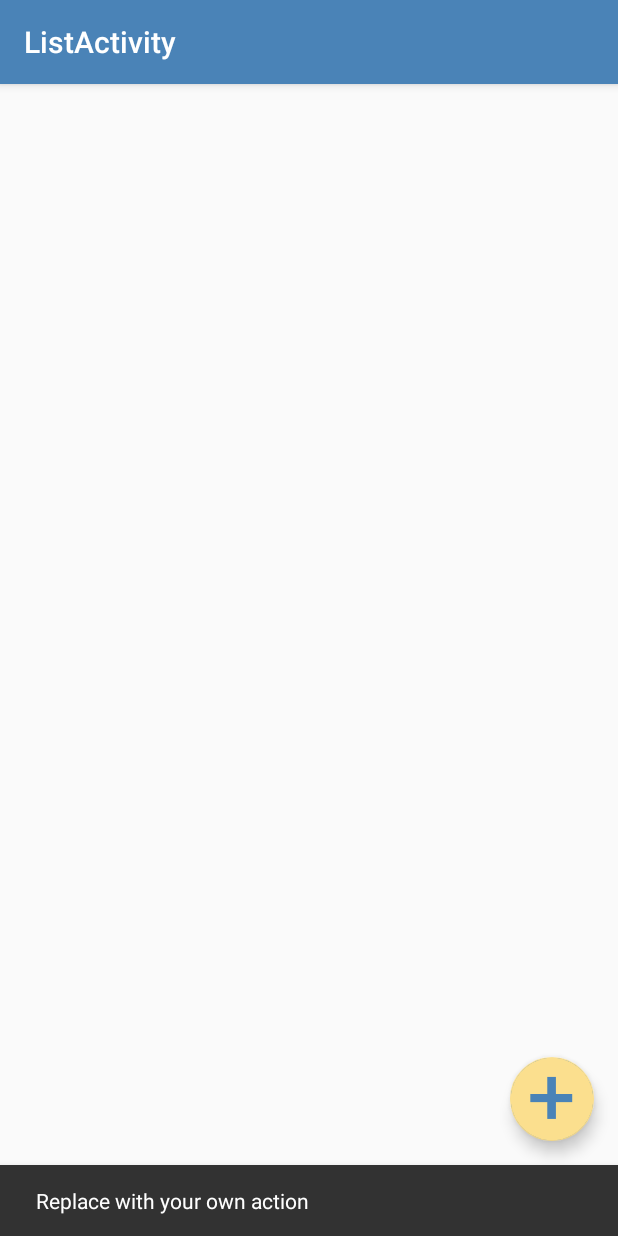
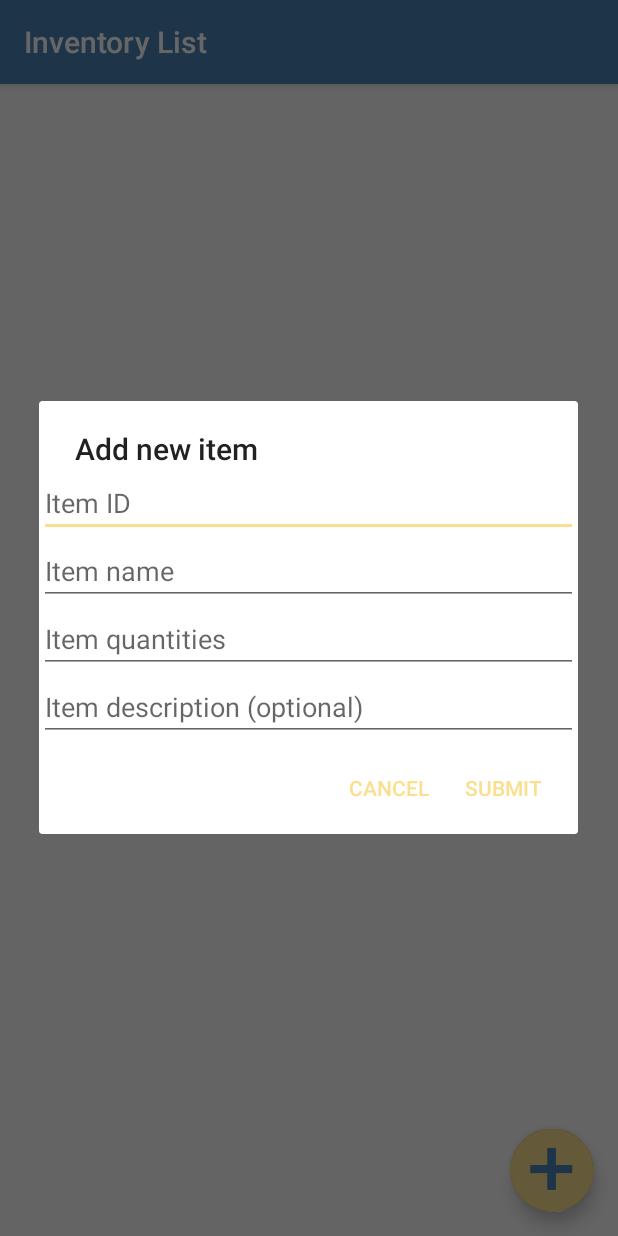
Before and after one commit to zerrium/Simple-Inventory-App, an Android app: the ListActivity screen opened directly, with no data from a screen before it, after a tap on an icon or button, on a phone screen of 412 x 824 dp. Run offline under Robolectric (Android 15) with nearby library versions, the phone set to English and light mode, and no system bars; Roboto replaces fonts that are not available here.

Commit message:
Fixed recycler view and fixed SQLite database

```diff
--- a/app/src/main/java/com/zerrium/uts/HomeActivity.java
+++ b/app/src/main/java/com/zerrium/uts/HomeActivity.java
@@ -50,7 +50,7 @@ public class HomeActivity extends AppCompatActivity implements View.OnClickListe
 
                 final EditText item_id = new EditText(context);
                 item_id.setHint("Item ID");
-                item_id.setSingleLine();
+                item_id.setInputType(InputType.TYPE_CLASS_NUMBER);
                 layout.addView(item_id);
 
                 final EditText item_name = new EditText(context);
@@ -87,7 +87,7 @@ public class HomeActivity extends AppCompatActivity implements View.OnClickListe
                         } else {
                             SqliteHelper helper = new SqliteHelper(context);
                             try {
-                                helper.addItem(new Item(id, name, Integer.parseInt(qty), desc));
+                                helper.addItem(new Item(Integer.parseInt(id), name, Integer.parseInt(qty), desc));
                                 Snackbar.make(view, "Added new item to database", Snackbar.LENGTH_SHORT).show();
                             } catch (SQLiteException e) {
                                 Snackbar.make(view, e.getMessage(), Snackbar.LENGTH_LONG).show();
@@ -97,6 +97,7 @@ public class HomeActivity extends AppCompatActivity implements View.OnClickListe
                         }
                     }
                 });
+                dialog.setCancelable(false);
                 dialog.create().show();
                 break;
 
--- a/app/src/main/java/com/zerrium/uts/ListActivity.java
+++ b/app/src/main/java/com/zerrium/uts/ListActivity.java
@@ -1,16 +1,26 @@
 package com.zerrium.uts;
 
+import android.content.Context;
+import android.content.DialogInterface;
+import android.database.sqlite.SQLiteException;
 import android.os.Bundle;
 
 import com.google.android.material.floatingactionbutton.FloatingActionButton;
 import com.google.android.material.snackbar.Snackbar;
 
+import androidx.appcompat.app.AlertDialog;
 import androidx.appcompat.app.AppCompatActivity;
 import androidx.appcompat.widget.Toolbar;
 import androidx.recyclerview.widget.LinearLayoutManager;
 import androidx.recyclerview.widget.RecyclerView;
 
+import android.text.InputType;
+import android.util.Log;
 import android.view.View;
+import android.widget.EditText;
+import android.widget.LinearLayout;
+
+import java.util.ArrayList;
 
 public class ListActivity extends AppCompatActivity {
 
@@ -28,7 +38,12 @@ public class ListActivity extends AppCompatActivity {
         setSupportActionBar(toolbar);
 
         sqlhelper = new SqliteHelper(getApplicationContext());
-        items = (Item[]) sqlhelper.getItem().toArray(new Item[0]);
+        ArrayList<Item> a = sqlhelper.getItem();
+        items = new Item[a.size()];
+        for(int i=0; i<items.length; i++){
+            items[i] = a.get(i);
+            Log.d("Items", items[i].getId() + " - " + items[i].getName());
+        }
         recyclerView = (RecyclerView) findViewById(R.id.recyclerview1);
         recyclerView.setHasFixedSize(true);
 
@@ -43,9 +58,65 @@ public class ListActivity extends AppCompatActivity {
         FloatingActionButton fab = findViewById(R.id.fab);
         fab.setOnClickListener(new View.OnClickListener() {
             @Override
-            public void onClick(View view) {
-                Snackbar.make(view, "Replace with your own action", Snackbar.LENGTH_LONG)
-                        .setAction("Action", null).show();
+            public void onClick(final View view) {
+                final Context context = view.getContext();
+
+                AlertDialog.Builder dialog = new AlertDialog.Builder(context);
+                dialog.setTitle("Add new item");
+                LinearLayout layout = new LinearLayout(context);
+                layout.setOrientation(LinearLayout.VERTICAL);
+
+                final EditText item_id = new EditText(context);
+                item_id.setHint("Item ID");
+                item_id.setInputType(InputType.TYPE_CLASS_NUMBER);
+                layout.addView(item_id);
+
+                final EditText item_name = new EditText(context);
+                item_name.setHint("Item name");
+                item_name.setSingleLine();
+                layout.addView(item_name);
+
+                final EditText item_qty = new EditText(context);
+                item_qty.setHint("Item quantities");
+                item_qty.setInputType(InputType.TYPE_CLASS_NUMBER);
+                layout.addView(item_qty);
+
+                final EditText item_desc = new EditText(context);
+                item_desc.setHint("Item description (optional)");
+                item_desc.setSingleLine();
+                layout.addView(item_desc);
+
+                dialog.setView(layout);
+                dialog.setNegativeButton("Cancel", null);
+                dialog.setPositiveButton("Submit", new DialogInterface.OnClickListener() {
+                    @Override
+                    public void onClick(DialogInterface dialogInterface, int i) {
+                        final String id = item_id.getText().toString();
+                        final String name = item_name.getText().toString();
+                        final String qty = item_qty.getText().toString();
+                        final String desc = item_desc.getText().toString();
+
+                        if (id.isEmpty()) {
+                            Snackbar.make(view, "Please enter item ID!", Snackbar.LENGTH_LONG).show();
+                        } else if (name.isEmpty()) {
+                            Snackbar.make(view, "Please enter item name!", Snackbar.LENGTH_LONG).show();
+                        } else if (qty.isEmpty()) {
+                            Snackbar.make(view, "Please enter item QTY!", Snackbar.LENGTH_LONG).show();
+                        } else {
+                            SqliteHelper helper = new SqliteHelper(context);
+                            try {
+                                helper.addItem(new Item(Integer.parseInt(id), name, Integer.parseInt(qty), desc));
+                                Snackbar.make(view, "Added new item to database", Snackbar.LENGTH_SHORT).show();
+                            } catch (SQLiteException e) {
+                                Snackbar.make(view, e.getMessage(), Snackbar.LENGTH_LONG).show();
+                            } catch (Exception e){
+                                Snackbar.make(view, e.getMessage(), Snackbar.LENGTH_LONG).show();
+                            }
+                        }
+                    }
+                });
+                dialog.setCancelable(false);
+                dialog.create().show();
             }
         });
     }
--- a/app/src/main/java/com/zerrium/uts/SqliteHelper.java
+++ b/app/src/main/java/com/zerrium/uts/SqliteHelper.java
@@ -21,7 +21,7 @@ public class SqliteHelper extends SQLiteOpenHelper {
     private static final String KEY_QTY = "qty";
     private static final String KEY_DESC = "descr";
     private static final String SQL_TABLE_ITEMS = "CREATE TABLE " + TABLE_ITEMS +
-            "( "+ KEY_ID +" TEXT PRIMARY KEY, " +
+            "( "+ KEY_ID +" INTEGER PRIMARY KEY NOT NULL, " +
             KEY_NAME +" TEXT, " +
             KEY_QTY + " INTEGER, " +
             KEY_DESC + " TEXT)";
@@ -67,7 +67,7 @@ public class SqliteHelper extends SQLiteOpenHelper {
         ArrayList<Item> i = new ArrayList<>();
 
         while(cursor.moveToNext()){
-            i.add(new Item(cursor.getString(0), cursor.getString(1), cursor.getInt(2), cursor.getString(3)));
+            i.add(new Item(cursor.getInt(0), cursor.getString(1), cursor.getInt(2), cursor.getString(3)));
         }
 
         cursor.close();
@@ -82,12 +82,12 @@ public class SqliteHelper extends SQLiteOpenHelper {
         v.put(KEY_NAME, item.getName());
         v.put(KEY_QTY, item.getQty());
         v.put(KEY_DESC, item.getDesc());
-        db.update(TABLE_ITEMS, v, KEY_ID + "LIKE ?", new String[]{item.getId()});
+        db.update(TABLE_ITEMS, v, KEY_ID + "LIKE ?", new String[]{String.valueOf(item.getId())});
     }
 
     protected void deleteItem(Item item) throws SQLiteException{
         if (item == null) return;
         SQLiteDatabase db = this.getWritableDatabase();
-        db.delete(TABLE_ITEMS, KEY_ID + "LIKE ?", new String[]{item.getId()});
+        db.delete(TABLE_ITEMS, KEY_ID + "LIKE ?", new String[]{String.valueOf(item.getId())});
     }
 }
--- a/app/src/main/res/layout/content_list.xml
+++ b/app/src/main/res/layout/content_list.xml
@@ -1,8 +1,15 @@
 <?xml version="1.0" encoding="utf-8"?>
-<androidx.recyclerview.widget.RecyclerView xmlns:android="http://schemas.android.com/apk/res/android"
+<RelativeLayout xmlns:android="http://schemas.android.com/apk/res/android"
     xmlns:app="http://schemas.android.com/apk/res-auto"
-    android:id="@+id/recyclerview1"
-    android:scrollbars="vertical"
     android:layout_width="match_parent"
     android:layout_height="match_parent"
-    app:layout_behavior="@string/appbar_scrolling_view_behavior"></androidx.recyclerview.widget.RecyclerView>
+    android:orientation="vertical"
+    android:scrollbars="vertical"
+    app:layout_behavior="@string/appbar_scrolling_view_behavior">
+
+    <androidx.recyclerview.widget.RecyclerView
+        android:id="@+id/recyclerview1"
+        android:layout_width="match_parent"
+        android:layout_height="wrap_content" />
+
+</RelativeLayout>
```
Also changed, not shown: app/src/main/java/com/zerrium/uts/Item.java (+4 -4 lines), app/src/main/java/com/zerrium/uts/ListAdapter.java (+6 -4 lines), app/src/main/res/layout/row_layout.xml (added, +11 -0 lines), app/src/main/res/values/strings.xml (+1 -9 lines).
